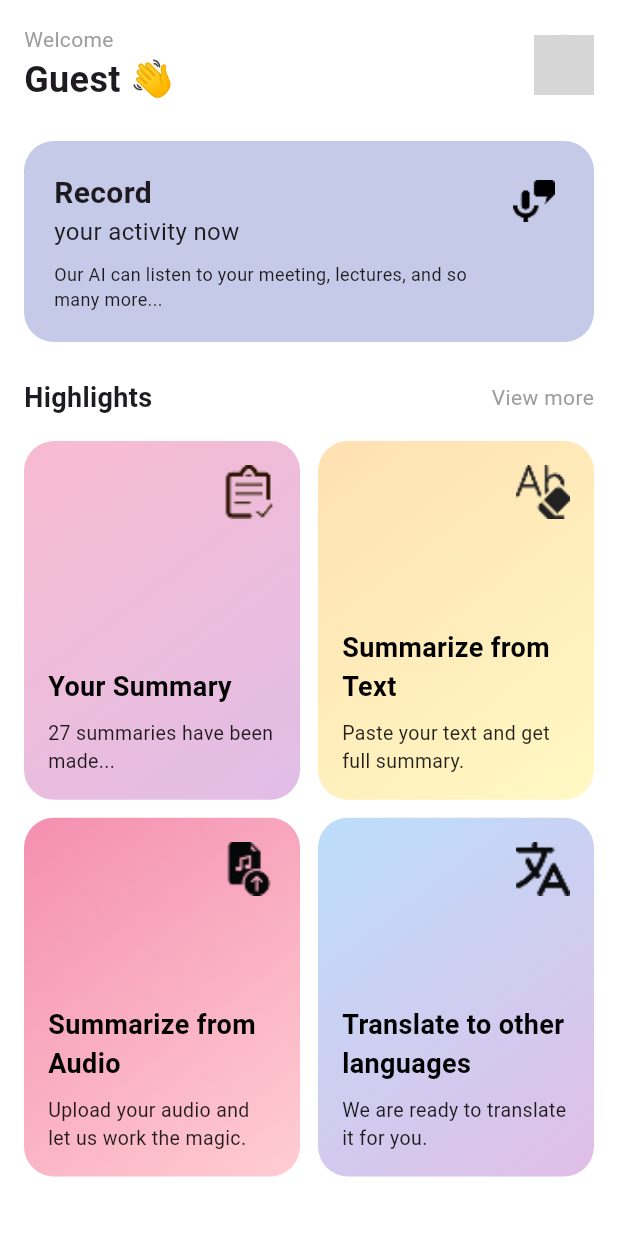
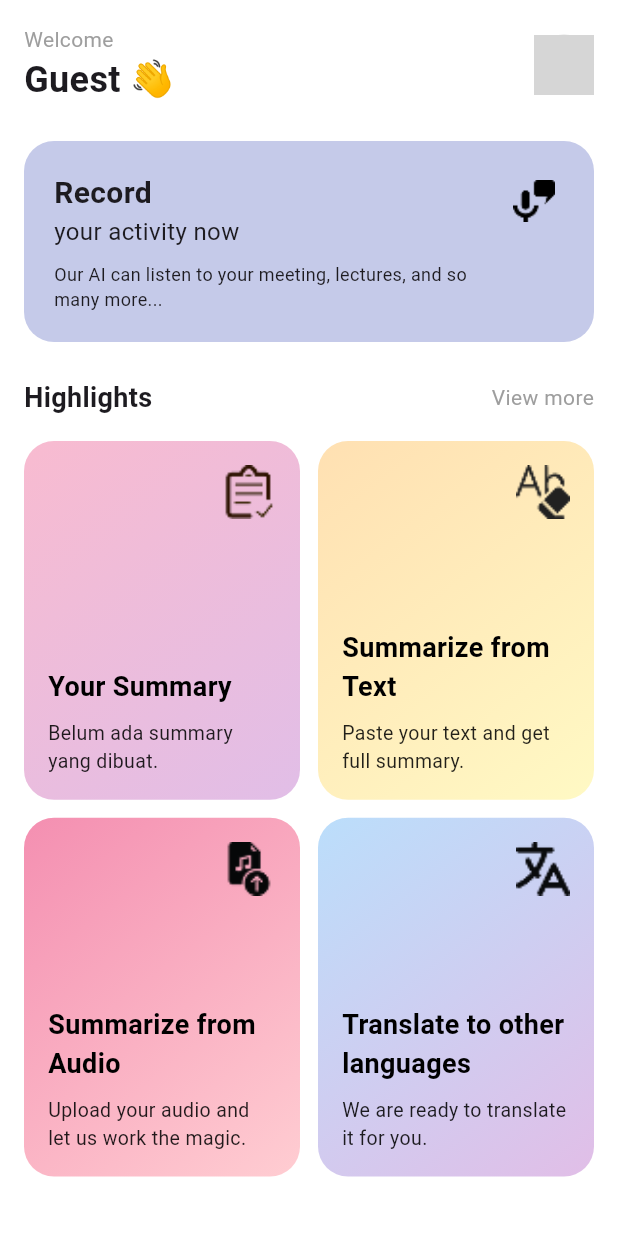
Before and after one commit to Reynardstw/VoxA, a Flutter app: the HomePage screen opened directly, on a phone screen of 412 x 824 dp. Run offline on Flutter 3.47's test engine with Material 3 defaults, Android fonts, the phone set to English and light mode, and no system bars; our stand-ins replace file_picker, flutter_dotenv, flutter_tts, lottie, permission_handler, shared_preferences; missing offline and left inert: flutter_sound, translator; accounts and stored records are empty; network calls fail; grey boxes are pictures that could not be loaded.

Commit message:
Updated History Card on Home Page

```diff
--- /dev/null
+++ b/client/lib/model/history_count.dart
@@ -0,0 +1,28 @@
+import 'dart:convert';
+import 'package:http/http.dart' as http;
+import 'package:shared_preferences/shared_preferences.dart';
+
+class SummaryService {
+  static Future<int> fetchTotalSummaries() async {
+    final prefs = await SharedPreferences.getInstance();
+    final String? token = prefs.getString('token');
+
+    if (token == null) return 0;
+
+    final response = await http.get(
+      Uri.parse('http://10.0.2.2:8080/api/summary/'),
+      headers: {
+        'Authorization': 'Bearer $token',
+        'Content-Type': 'application/json',
+      },
+    );
+
+    if (response.statusCode == 200) {
+      final Map<String, dynamic> jsonResponse = json.decode(response.body);
+      final List<dynamic> data = jsonResponse['data'];
+      return data.length;
+    } else {
+      return 0;
+    }
+  }
+}
--- a/client/lib/page/home_page.dart
+++ b/client/lib/page/home_page.dart
@@ -9,6 +9,7 @@ import 'recording_page.dart';
 import 'import_audio_page.dart';
 import 'summary_page.dart';
 import 'history.dart';
+import 'package:client/model/history_count.dart';
 
 class HomePage extends StatefulWidget {
   const HomePage({super.key});
@@ -18,6 +19,7 @@ class HomePage extends StatefulWidget {
 }
 
 class _HomePageState extends State<HomePage> {
+  int _totalSummaries = 0;
   void navigateTo(BuildContext context, Widget page) {
     Navigator.push(context, MaterialPageRoute(builder: (_) => page));
   }
@@ -27,6 +29,14 @@ class _HomePageState extends State<HomePage> {
   void initState() {
     super.initState();
     _loadUserData();
+    _fetchTotalSummaries();
+  }
+
+  Future<void> _fetchTotalSummaries() async {
+    final count = await SummaryService.fetchTotalSummaries();
+    setState(() {
+      _totalSummaries = count;
+    });
   }
 
   Future<void> _loadUserData() async {
@@ -251,7 +261,10 @@ class _HomePageState extends State<HomePage> {
                   children: [
                     buildFeatureCard(
                       title: 'Your Summary',
-                      description: '27 summaries have been made...',
+                      description:
+                          _totalSummaries == 0
+                              ? 'Belum ada summary yang dibuat.'
+                              : '$_totalSummaries summaries have been made...',
                       iconPath: 'assets/icons/summary.png',
                       gradientStart: Colors.pink.shade100,
                       gradientEnd: Colors.purple.shade100,
```
